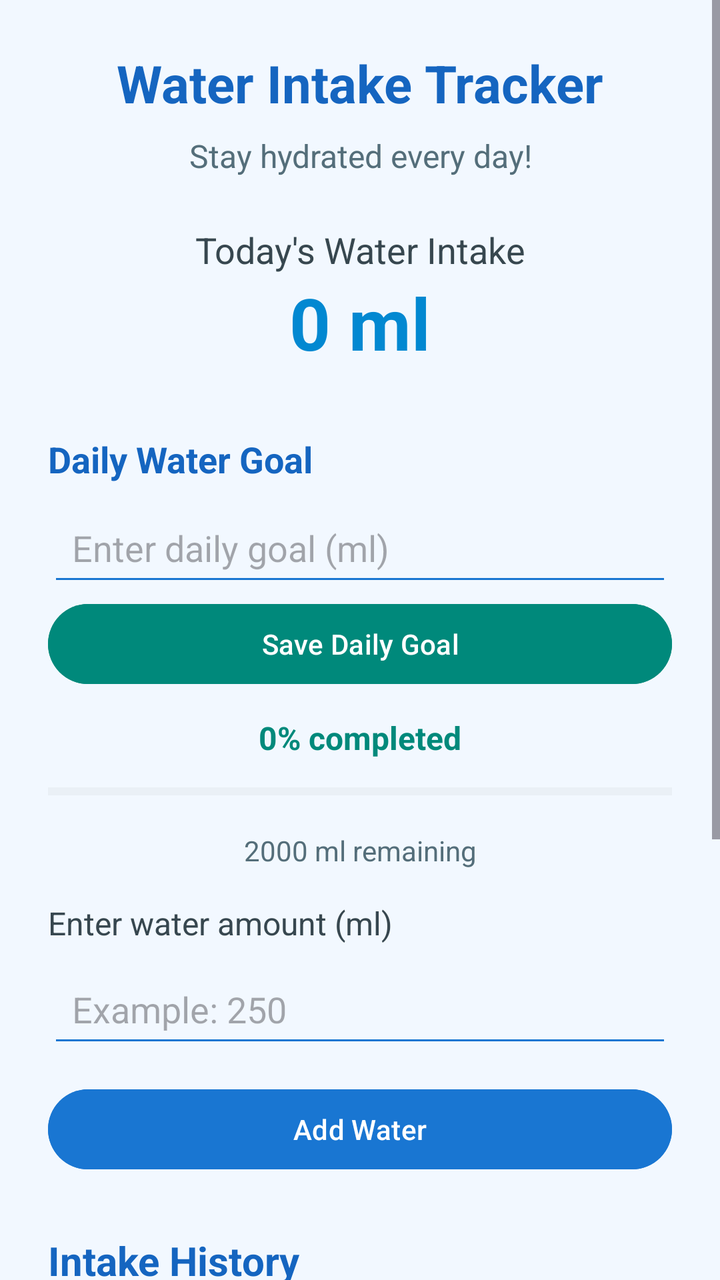
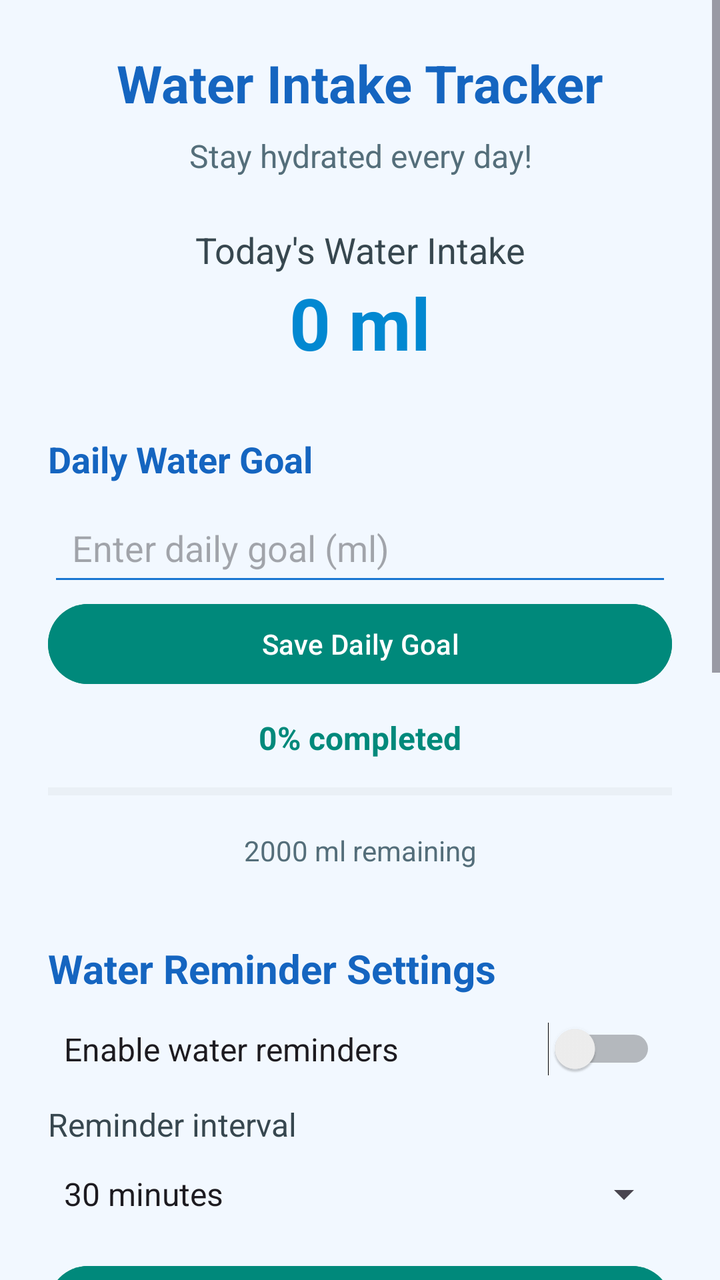

Before-and-after screenshots of an Android layout around one commit, followed by the original layout XML and the change that was made.
<!-- AndroidManifest.xml: application theme Theme.WaterIntakeTracker -->
<!-- res/layout/activity_main.xml -->
<?xml version="1.0" encoding="utf-8"?>
<ScrollView xmlns:android="http://schemas.android.com/apk/res/android"
    android:layout_width="match_parent"
    android:layout_height="match_parent"
    android:fillViewport="true"
    android:background="#F2F8FF">

    <LinearLayout
        android:layout_width="match_parent"
        android:layout_height="wrap_content"
        android:orientation="vertical"
        android:padding="24dp">

        <TextView
            android:layout_width="match_parent"
            android:layout_height="wrap_content"
            android:text="Water Intake Tracker"
            android:textColor="#1565C0"
            android:textSize="26sp"
            android:textStyle="bold"
            android:gravity="center"
            android:layout_marginBottom="8dp" />

        <TextView
            android:layout_width="match_parent"
            android:layout_height="wrap_content"
            android:text="Stay hydrated every day!"
            android:textColor="#546E7A"
            android:textSize="16sp"
            android:gravity="center"
            android:layout_marginBottom="24dp" />

        <TextView
            android:layout_width="match_parent"
            android:layout_height="wrap_content"
            android:text="Today's Water Intake"
            android:textColor="#37474F"
            android:textSize="18sp"
            android:gravity="center" />

        <TextView
            android:id="@+id/txtTotal"
            android:layout_width="match_parent"
            android:layout_height="wrap_content"
            android:text="0 ml"
            android:textColor="#0288D1"
            android:textSize="36sp"
            android:textStyle="bold"
            android:gravity="center"
            android:layout_marginBottom="24dp" />


        
        <TextView
            android:layout_width="match_parent"
            android:layout_height="wrap_content"
            android:text="Daily Water Goal"
            android:textSize="18sp"
            android:textStyle="bold"
            android:textColor="#1565C0"
            android:layout_marginTop="8dp"
            android:layout_marginBottom="8dp" />

        
        <EditText
            android:id="@+id/edtGoal"
            android:layout_width="match_parent"
            android:layout_height="wrap_content"
            android:hint="Enter daily goal (ml)"
            android:inputType="number"
            android:minHeight="48dp"
            android:padding="12dp"
            android:backgroundTint="#1976D2" />

        
        <Button
            android:id="@+id/btnSaveGoal"
            android:layout_width="match_parent"
            android:layout_height="wrap_content"
            android:text="Save Daily Goal"
            android:backgroundTint="#00897B"
            android:textColor="#FFFFFF" />

        
        <TextView
            android:id="@+id/txtProgress"
            android:layout_width="match_parent"
            android:layout_height="wrap_content"
            android:text="0% completed"
            android:textSize="16sp"
            android:textStyle="bold"
            android:textColor="#00897B"
            android:gravity="center"
            android:layout_marginTop="12dp" />

        
        <ProgressBar
            android:id="@+id/progressWater"
            style="?android:attr/progressBarStyleHorizontal"
            android:layout_width="match_parent"
            android:layout_height="16dp"
            android:max="100"
            android:progress="0"
            android:progressTint="#00897B"
            android:progressBackgroundTint="#CFD8DC"
            android:layout_marginTop="8dp"
            android:layout_marginBottom="12dp" />

        
        <TextView
            android:id="@+id/txtRemaining"
            android:layout_width="match_parent"
            android:layout_height="wrap_content"
            android:text="2000 ml remaining"
            android:textSize="14sp"
            android:textColor="#546E7A"
            android:gravity="center"
            android:layout_marginBottom="16dp" />


        <TextView
            android:layout_width="match_parent"
            android:layout_height="wrap_content"
            android:text="Enter water amount (ml)"
            android:textColor="#37474F"
            android:textSize="16sp"
            android:layout_marginBottom="8dp" />

        <EditText
            android:id="@+id/edtAmount"
            android:layout_width="match_parent"
            android:layout_height="wrap_content"
            android:hint="Example: 250"
            android:inputType="number"
            android:minHeight="48dp"
            android:padding="12dp"
            android:backgroundTint="#1976D2" />

        <Button
            android:id="@+id/btnAdd"
            android:layout_width="match_parent"
            android:layout_height="wrap_content"
            android:text="Add Water"
            android:layout_marginTop="12dp"
            android:backgroundTint="#1976D2"
            android:textColor="#FFFFFF" />

        <TextView
            android:layout_width="match_parent"
            android:layout_height="wrap_content"
            android:text="Intake History"
            android:textColor="#1565C0"
            android:textSize="20sp"
            android:textStyle="bold"
            android:layout_marginTop="28dp"
            android:layout_marginBottom="8dp" />

        <ListView
            android:id="@+id/listIntakes"
            android:layout_width="match_parent"
            android:layout_height="300dp"
            android:divider="#CFD8DC"
            android:dividerHeight="1dp" />

    </LinearLayout>

</ScrollView>
<!-- resources referenced by this layout -->
<resources>
  <style name="Theme.WaterIntakeTracker" parent="Base.Theme.WaterIntakeTracker" />
  <style name="Base.Theme.WaterIntakeTracker" parent="Theme.Material3.DayNight.NoActionBar">
          
          
      </style>
</resources>

<!-- the commit's change to res/layout/activity_main.xml (unified diff, before → after) -->
@@ -1,9 +1,11 @@
 <?xml version="1.0" encoding="utf-8"?>
 <ScrollView xmlns:android="http://schemas.android.com/apk/res/android"
+    xmlns:tools="http://schemas.android.com/tools"
     android:layout_width="match_parent"
     android:layout_height="match_parent"
     android:fillViewport="true"
-    android:background="#F2F8FF">
+    android:background="#F2F8FF"
+    tools:context=".MainActivity">
 
     <LinearLayout
         android:layout_width="match_parent"
@@ -68,6 +70,7 @@
             android:layout_height="wrap_content"
             android:hint="Enter daily goal (ml)"
             android:inputType="number"
+            android:textColor="#1d252a"
             android:minHeight="48dp"
             android:padding="12dp"
             android:backgroundTint="#1976D2" />
@@ -117,6 +120,54 @@
             android:gravity="center"
             android:layout_marginBottom="16dp" />
 
+        
+        <TextView
+            android:layout_width="match_parent"
+            android:layout_height="wrap_content"
+            android:text="Water Reminder Settings"
+            android:textSize="20sp"
+            android:textStyle="bold"
+            android:textColor="#1565C0"
+            android:layout_marginTop="20dp"
+            android:layout_marginBottom="8dp" />
+
+        
+        <Switch
+            android:id="@+id/switchReminder"
+            android:layout_width="match_parent"
+            android:layout_height="wrap_content"
+            android:text="Enable water reminders"
+            android:textSize="16sp"
+            android:padding="8dp" />
+
+        
+        <TextView
+            android:layout_width="match_parent"
+            android:layout_height="wrap_content"
+            android:text="Reminder interval"
+            android:textSize="16sp"
+            android:textColor="#37474F"
+            android:layout_marginTop="8dp" />
+
+        
+        <Spinner
+            android:id="@+id/spinnerInterval"
+            android:layout_width="match_parent"
+            android:layout_height="wrap_content"
+            android:minHeight="48dp"
+            android:entries="@array/reminder_intervals" />
+
+        
+        <Button
+            android:id="@+id/btnSaveReminder"
+            android:layout_width="match_parent"
+            android:layout_height="wrap_content"
+            android:text="Save Reminder Settings"
+            android:backgroundTint="#00897B"
+            android:textColor="#FFFFFF"
+            android:layout_marginTop="8dp"
+            android:layout_marginBottom="16dp" />
+
 
         <TextView
             android:layout_width="match_parent"
@@ -132,6 +183,7 @@
             android:layout_height="wrap_content"
             android:hint="Example: 250"
             android:inputType="number"
+            android:textColor="#1d252a"
             android:minHeight="48dp"
             android:padding="12dp"
             android:backgroundTint="#1976D2" />
<!-- resource entries referenced after the edit -->
@@ -1,5 +1,10 @@
 <!-- resources referenced by this layout -->
 <resources>
+  <string-array name="reminder_intervals">
+          <item>30 minutes</item>
+          <item>1 hour</item>
+          <item>2 hours</item>
+      </string-array>
   <style name="Theme.WaterIntakeTracker" parent="Base.Theme.WaterIntakeTracker" />
   <style name="Base.Theme.WaterIntakeTracker" parent="Theme.Material3.DayNight.NoActionBar">
           
